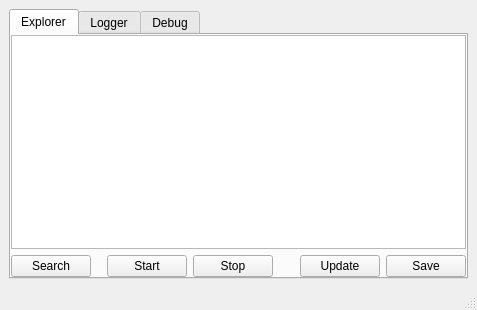
Above: gui/qkexplorerwidget.ui from QkThings/qkdaemon_old before the change. Below: the same form after it.
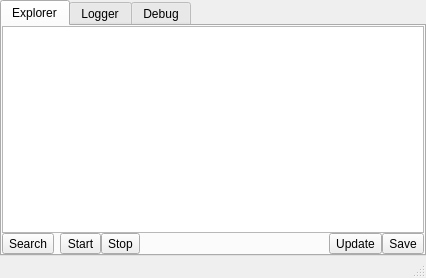
That is the form after the change.

```diff
--- a/gui/qkexplorerwidget.ui
+++ b/gui/qkexplorerwidget.ui
@@ -6,8 +6,8 @@
    <rect>
     <x>0</x>
     <y>0</y>
-    <width>477</width>
-    <height>310</height>
+    <width>426</width>
+    <height>278</height>
    </rect>
   </property>
   <property name="windowTitle">
@@ -15,6 +15,21 @@
   </property>
   <widget class="QWidget" name="centralwidget">
    <layout class="QVBoxLayout" name="verticalLayout_4">
+    <property name="spacing">
+     <number>0</number>
+    </property>
+    <property name="leftMargin">
+     <number>0</number>
+    </property>
+    <property name="topMargin">
+     <number>0</number>
+    </property>
+    <property name="rightMargin">
+     <number>0</number>
+    </property>
+    <property name="bottomMargin">
+     <number>0</number>
+    </property>
     <item>
      <widget class="QTabWidget" name="tabWidget">
       <property name="currentIndex">
@@ -25,6 +40,9 @@
         <string>Explorer</string>
        </attribute>
        <layout class="QVBoxLayout" name="verticalLayout">
+        <property name="spacing">
+         <number>0</number>
+        </property>
         <property name="leftMargin">
          <number>0</number>
         </property>
@@ -66,7 +84,7 @@
         <item>
          <layout class="QHBoxLayout" name="horizontalLayout">
           <item>
-           <widget class="QPushButton" name="pushButton">
+           <widget class="QToolButton" name="search_button">
             <property name="text">
              <string>Search</string>
             </property>
@@ -82,21 +100,21 @@
             </property>
             <property name="sizeHint" stdset="0">
              <size>
-              <width>10</width>
+              <width>6</width>
               <height>20</height>
              </size>
             </property>
            </spacer>
           </item>
           <item>
-           <widget class="QPushButton" name="pushButton_2">
+           <widget class="QToolButton" name="start_button">
             <property name="text">
              <string>Start</string>
             </property>
            </widget>
           </item>
           <item>
-           <widget class="QPushButton" name="pushButton_3">
+           <widget class="QToolButton" name="stop_button">
             <property name="text">
              <string>Stop</string>
             </property>
@@ -116,14 +134,14 @@
            </spacer>
           </item>
           <item>
-           <widget class="QPushButton" name="pushButton_4">
+           <widget class="QToolButton" name="update_button">
             <property name="text">
              <string>Update</string>
             </property>
            </widget>
           </item>
           <item>
-           <widget class="QPushButton" name="pushButton_5">
+           <widget class="QToolButton" name="save_button">
             <property name="text">
              <string>Save</string>
             </property>
```
Left out of the diff: 10 changed lines with no effect on the pictures.
